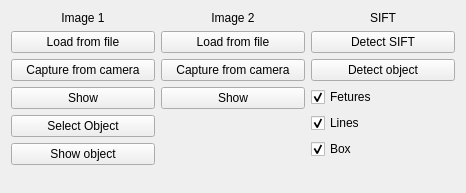
The window that lab4/sift.ui (udovicic/Robotic-Vision-laboratory-exercises) describes before a commit, drawn with Qt 5.
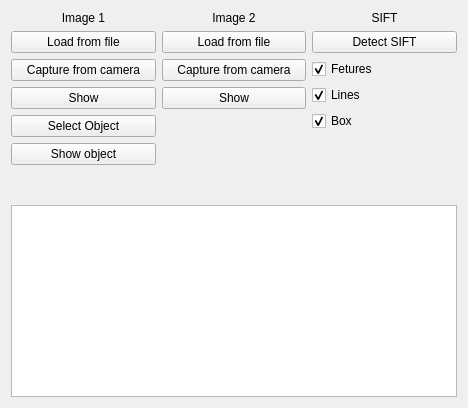
The same window after the commit.

Commit message: Sift & Ransac implementation finished

What changed in the file:
```diff
--- a/lab4/sift.ui
+++ b/lab4/sift.ui
@@ -6,22 +6,30 @@
    <rect>
     <x>0</x>
     <y>0</y>
-    <width>466</width>
-    <height>193</height>
+    <width>468</width>
+    <height>408</height>
    </rect>
   </property>
   <property name="maximumSize">
    <size>
-    <width>466</width>
-    <height>193</height>
+    <width>468</width>
+    <height>16777215</height>
    </size>
   </property>
   <property name="windowTitle">
    <string>sift</string>
   </property>
   <widget class="QWidget" name="centralWidget">
-   <layout class="QGridLayout" name="gridLayout">
-    <item row="0" column="0">
+   <layout class="QVBoxLayout" name="verticalLayout_4">
+    <property name="sizeConstraint">
+     <enum>QLayout::SetMinimumSize</enum>
+    </property>
+    <item>
+     <layout class="QHBoxLayout" name="horizontalLayout">
+      <property name="sizeConstraint">
+       <enum>QLayout::SetFixedSize</enum>
+      </property>
+      <item>
      <layout class="QVBoxLayout" name="verticalLayout">
       <item>
        <widget class="QLabel" name="label">
@@ -73,17 +81,20 @@
         <property name="orientation">
          <enum>Qt::Vertical</enum>
         </property>
+          <property name="sizeType">
+           <enum>QSizePolicy::Expanding</enum>
+          </property>
         <property name="sizeHint" stdset="0">
          <size>
           <width>20</width>
-          <height>40</height>
+            <height>0</height>
          </size>
         </property>
        </spacer>
       </item>
      </layout>
     </item>
-    <item row="0" column="1">
+      <item>
      <layout class="QVBoxLayout" name="verticalLayout_2">
       <item>
        <widget class="QLabel" name="label_2">
@@ -121,17 +132,20 @@
         <property name="orientation">
          <enum>Qt::Vertical</enum>
         </property>
+          <property name="sizeType">
+           <enum>QSizePolicy::Expanding</enum>
+          </property>
         <property name="sizeHint" stdset="0">
          <size>
           <width>20</width>
-          <height>40</height>
+            <height>0</height>
          </size>
         </property>
        </spacer>
       </item>
      </layout>
     </item>
-    <item row="0" column="2">
+      <item>
      <layout class="QVBoxLayout" name="verticalLayout_3">
       <item>
        <widget class="QLabel" name="label_3">
@@ -150,13 +164,6 @@
         </property>
        </widget>
       </item>
-      <item>
-       <widget class="QPushButton" name="btnDetectObject">
-        <property name="text">
-         <string>Detect object</string>
-        </property>
-       </widget>
-      </item>
       <item>
        <widget class="QCheckBox" name="cbFetures">
         <property name="text">
@@ -192,15 +199,30 @@
         <property name="orientation">
          <enum>Qt::Vertical</enum>
         </property>
+          <property name="sizeType">
+           <enum>QSizePolicy::Expanding</enum>
+          </property>
         <property name="sizeHint" stdset="0">
          <size>
           <width>20</width>
-          <height>40</height>
+            <height>0</height>
          </size>
         </property>
        </spacer>
       </item>
      </layout>
+      </item>
+     </layout>
+    </item>
+    <item>
+     <widget class="QListWidget" name="lsStatus">
+      <property name="sizePolicy">
+       <sizepolicy hsizetype="Expanding" vsizetype="Expanding">
+        <horstretch>0</horstretch>
+        <verstretch>0</verstretch>
+       </sizepolicy>
+      </property>
+     </widget>
     </item>
    </layout>
   </widget>
```
Lines whose indentation alone changed are shown as unchanged. The commit also changes 4 other files.
